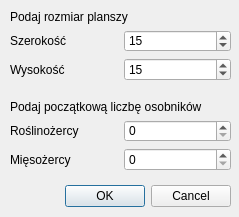
Qt form InitDialog.ui (Kasia4/Artificial-life-simulator) before a commit.
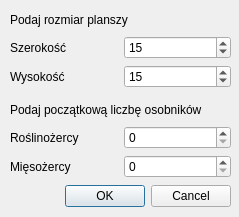
The same form after that commit.

Commit message: Default editor_field_type_ setted

Diff of the .ui file:
```diff
--- a/InitDialog.ui
+++ b/InitDialog.ui
@@ -29,13 +29,13 @@
     <set>QDialogButtonBox::Cancel|QDialogButtonBox::Ok</set>
    </property>
   </widget>
-  <widget class="QWidget" name="">
+  <widget class="QWidget" name="layoutWidget">
    <property name="geometry">
     <rect>
      <x>10</x>
      <y>10</y>
      <width>221</width>
-     <height>71</height>
+     <height>78</height>
     </rect>
    </property>
    <layout class="QVBoxLayout" name="verticalLayout">
@@ -96,13 +96,13 @@
     </item>
    </layout>
   </widget>
-  <widget class="QWidget" name="">
+  <widget class="QWidget" name="layoutWidget">
    <property name="geometry">
     <rect>
      <x>10</x>
      <y>100</y>
      <width>221</width>
-     <height>71</height>
+     <height>78</height>
     </rect>
    </property>
    <layout class="QVBoxLayout" name="verticalLayout_2">
```
The commit also changes 1 other file.
